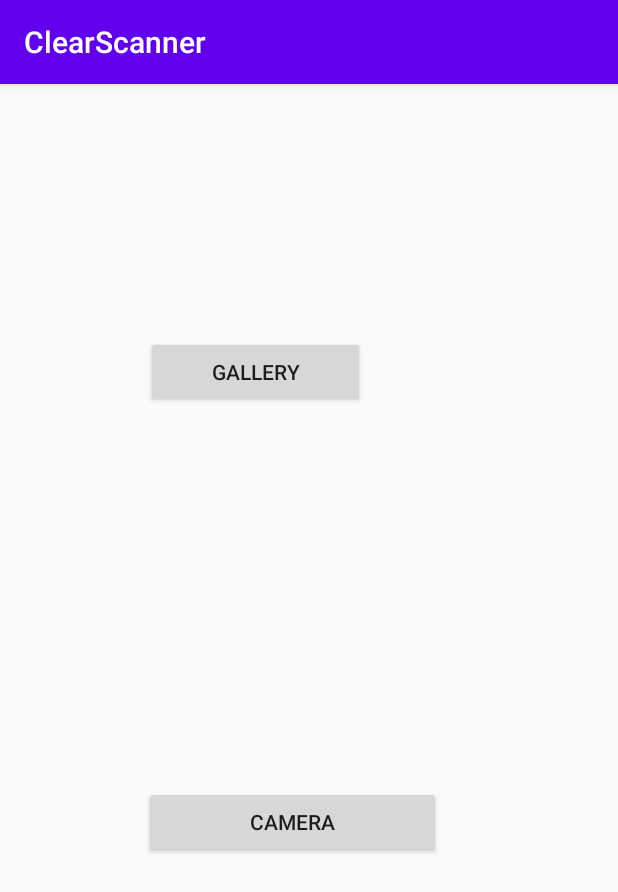
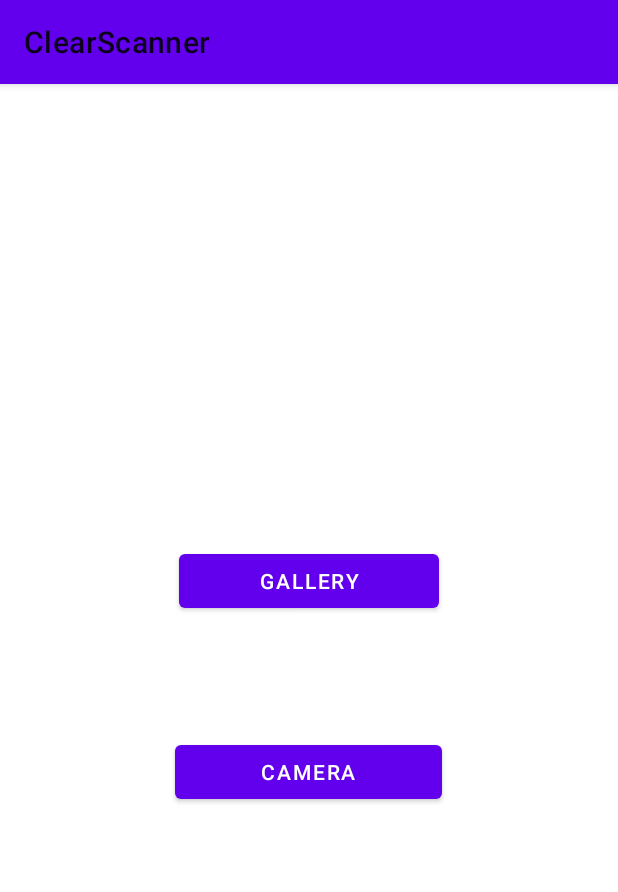
Before and after one commit to vamsee9/clearscannner, an Android app: the screen it shows after launch (MainActivity), on a phone screen of 412 x 824 dp. Shown: the top 892 px of the screen. Run offline under Robolectric (Android 15) with nearby library versions, the phone set to English and light mode, and no system bars.

Commit message:
added Dark material theme
Signed-off-by: vamsee9 <4n0n5ur7@protonmail.com>

```diff
--- a/app/build.gradle
+++ b/app/build.gradle
@@ -30,5 +30,6 @@
     testImplementation 'junit:junit:4.12'
     androidTestImplementation 'androidx.test.ext:junit:1.1.1'
     androidTestImplementation 'androidx.test.espresso:espresso-core:3.2.0'
+    implementation 'com.google.android.material:material:1.3.0-alpha01'
 
 }
--- a/app/src/main/res/layout/activity_main.xml
+++ b/app/src/main/res/layout/activity_main.xml
@@ -1,36 +1,27 @@
 <?xml version="1.0" encoding="utf-8"?>
 <RelativeLayout xmlns:android="http://schemas.android.com/apk/res/android"
-    xmlns:app="http://schemas.android.com/apk/res-auto"
     xmlns:tools="http://schemas.android.com/tools"
     android:layout_width="match_parent"
     android:layout_height="match_parent"
     tools:context=".MainActivity">
 
+    <Button
+        android:id="@+id/Camera"
+        android:layout_width="178dp"
+        android:layout_height="wrap_content"
+        android:layout_alignParentBottom="true"
+        android:layout_centerHorizontal="true"
+        android:layout_marginBottom="285dp"
+        android:onClick="openCamera"
+        android:text="@string/camera" />
 
     <Button
-        android:id="@+id/button"
-        android:layout_width="146dp"
+        android:id="@+id/Gallery"
+        android:layout_width="173dp"
         android:layout_height="wrap_content"
-        android:layout_alignParentStart="true"
         android:layout_alignParentTop="true"
-        android:layout_centerInParent="true"
-        android:layout_marginStart="97dp"
-        android:layout_marginTop="168dp"
-        android:onClick="openGallery"
-        android:text="GALLERY" />
-
-    <Button
-        android:id="@+id/button2"
-        android:layout_width="wrap_content"
-        android:layout_height="wrap_content"
-        android:layout_alignParentStart="true"
-        android:layout_alignParentEnd="true"
-        android:layout_alignParentBottom="true"
-        android:layout_centerVertical="true"
-        android:layout_marginStart="96dp"
-        android:layout_marginEnd="118dp"
-        android:layout_marginBottom="252dp"
-        android:onClick="openCamera"
-        android:text="CAMERA" />
-
+        android:layout_centerHorizontal="true"
+        android:layout_marginTop="307dp"
+        android:text="@string/gallery"
+        android:onClick="openGallery"/>
 </RelativeLayout>
--- a/app/src/main/res/values/strings.xml
+++ b/app/src/main/res/values/strings.xml
@@ -1,3 +1,5 @@
 <resources>
     <string name="app_name">ClearScanner</string>
+    <string name="gallery">Gallery</string>
+    <string name="camera">Camera</string>
 </resources>
--- a/app/src/main/res/values/styles.xml
+++ b/app/src/main/res/values/styles.xml
@@ -1,10 +1,12 @@
 <resources>
     <!-- Base application theme. -->
-    <style name="AppTheme" parent="Theme.AppCompat.Light.DarkActionBar">
+    <style name="AppTheme" parent="Theme.MaterialComponents.DayNight">
         <!-- Customize your theme here. -->
         <item name="colorPrimary">@color/colorPrimary</item>
         <item name="colorPrimaryDark">@color/colorPrimaryDark</item>
         <item name="colorAccent">@color/colorAccent</item>
+
     </style>
 
+
 </resources>
```
